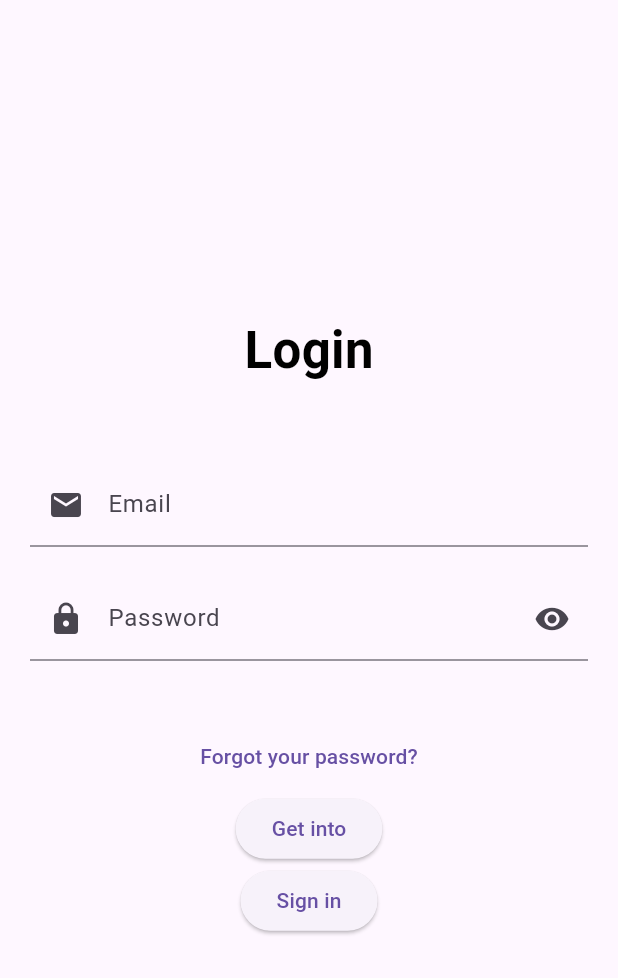
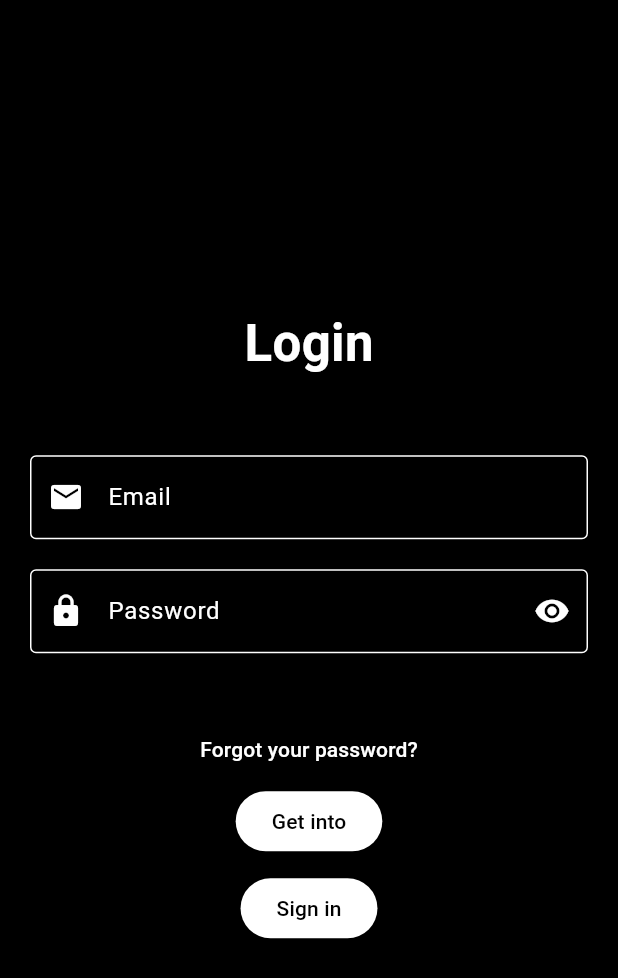
Before and after one commit to Matiasoxx/park_waze, a Flutter app: the screen it shows after launch, on a phone screen of 412 x 824 dp. Shown: the top 978 px of the screen. Run offline on Flutter 3.47's test engine with Material 3 defaults, Android fonts, the phone set to English and light mode, and no system bars; drawn by our look-alikes of flutter_animate; our stand-ins replace cloud_firestore, firebase_auth, firebase_core, firebase_messaging, firebase_storage, google_fonts and 3 more; accounts and stored records are empty.

Commit message:
14vo commit antes del desastre

```diff
--- a/lib/app/presentacion/pages/login/login_view.dart
+++ b/lib/app/presentacion/pages/login/login_view.dart
@@ -109,6 +109,7 @@ class _LoginViewState extends State<LoginView> {
   @override
   Widget build(BuildContext context) {
     return Scaffold(
+      backgroundColor: Colors.black,
       body: Center(
         child: SingleChildScrollView(
           padding: const EdgeInsets.all(20),
@@ -123,7 +124,7 @@ class _LoginViewState extends State<LoginView> {
                   child: Text(
                     S.of(context).bLogin,
                     style: const TextStyle(
-                      color: Colors.black,
+                      color: Colors.white,
                       fontSize: 34.0, // Tamaño de la fuente
                       fontWeight: FontWeight.bold, // Grosor de la fuente
                     ),
@@ -137,8 +138,19 @@ class _LoginViewState extends State<LoginView> {
                   focusNode: _emailFocusNode,
                   decoration: InputDecoration(
                     labelText: S.of(context).lCorreo,
-                    prefixIcon: const Icon(Icons.email),
+                    labelStyle: const TextStyle(color: Colors.white),
+                    prefixIcon: const Icon(Icons.email, color: Colors.white),
+                    enabledBorder: const OutlineInputBorder(
+                      borderSide: BorderSide(color: Colors.white),
+                    ),
+                    focusedBorder: const OutlineInputBorder(
+                      borderSide: BorderSide(color: Colors.white),
+                    ),
+                    border: const OutlineInputBorder(
+                      borderSide: BorderSide(color: Colors.white),
+                    ),
                   ),
+                  style: const TextStyle(color: Colors.white),
                   keyboardType: TextInputType.emailAddress,
                   onChanged: (value) {
                     if (_emailController.text != value.replaceAll(' ', '')) {
@@ -163,17 +175,30 @@ class _LoginViewState extends State<LoginView> {
                   focusNode: _passFocusNode,
                   decoration: InputDecoration(
                     labelText: S.of(context).lContra,
-                    prefixIcon: const Icon(Icons.lock),
+                    labelStyle: const TextStyle(color: Colors.white),
+                    prefixIcon: const Icon(Icons.lock, color: Colors.white),
                     suffixIcon: IconButton(
                       icon: Icon(
-                          _isObscure ? Icons.visibility : Icons.visibility_off),
+                        _isObscure ? Icons.visibility : Icons.visibility_off,
+                        color: Colors.white,
+                      ),
                       onPressed: () {
                         setState(() {
                           _isObscure = !_isObscure;
                         });
                       },
                     ),
+                    enabledBorder: const OutlineInputBorder(
+                      borderSide: BorderSide(color: Colors.white),
+                    ),
+                    focusedBorder: const OutlineInputBorder(
+                      borderSide: BorderSide(color: Colors.white),
+                    ),
+                    border: const OutlineInputBorder(
+                      borderSide: BorderSide(color: Colors.white),
+                    ),
                   ),
+                  style: const TextStyle(color: Colors.white),
                   onChanged: (value) {
                     _passController.text = value.replaceAll(' ', '');
                     _passController.selection = TextSelection.fromPosition(
@@ -190,18 +215,31 @@ class _LoginViewState extends State<LoginView> {
                 ),
                 const SizedBox(height: 40),
                 TextButton(
-                    onPressed: () {
-                      Navigator.pushNamed(context, '/reset-pass');
-                    },
-                    child: Text(S.of(context).forgotPassw)),
+                  onPressed: () {
+                    Navigator.pushNamed(context, '/reset-pass');
+                  },
+                  child: Text(
+                    S.of(context).forgotPassw,
+                    style: const TextStyle(color: Colors.white),
+                  ),
+                ),
                 ElevatedButton(
+                  style: ElevatedButton.styleFrom(
+                    foregroundColor: Colors.black,
+                    backgroundColor: Colors.white, // Text color
+                  ),
                   onPressed: () {
                     onFormLogin(
                         _emailController.text, _passController.text, context);
                   },
                   child: Text(S.of(context).ingresar),
                 ),
+                const SizedBox(height: 10),
                 ElevatedButton(
+                  style: ElevatedButton.styleFrom(
+                    foregroundColor: Colors.black,
+                    backgroundColor: Colors.white, // Text color
+                  ),
                   onPressed: () {
                     Navigator.pushNamed(context, "/sign-in");
                   },
--- a/lib/app/presentacion/vistasusuario/simularMontoview.dart
+++ b/lib/app/presentacion/vistasusuario/simularMontoview.dart
@@ -1,5 +1,6 @@
 import 'package:flutter/material.dart';
 import 'package:intl/intl.dart';
+import 'package:park_waze/generated/l10n.dart';
 
 class SimularMontoView extends StatefulWidget {
   const SimularMontoView({super.key});
@@ -92,8 +93,9 @@ class _SimularMontoViewState extends State<SimularMontoView> {
     return Scaffold(
       backgroundColor: Colors.black,
       appBar: AppBar(
-        title: const Center(
-            child: Text('Tarifa', style: TextStyle(color: Colors.white))),
+        title: Center(
+            child: Text(S.of(context).tarif,
+                style: const TextStyle(color: Colors.white))),
         backgroundColor: Colors.black,
         elevation: 0,
       ),
--- a/lib/l10n/intl_en.arb
+++ b/lib/l10n/intl_en.arb
@@ -65,5 +65,7 @@
     "deletAcc":"Delete account",
 
     "fullNam":"Full Name",
-    "edad":"Age"
+    "edad":"Age",
+
+    "tarif":"Price"
 }
--- a/lib/l10n/intl_es.arb
+++ b/lib/l10n/intl_es.arb
@@ -65,7 +65,9 @@
     "deletAcc":"Eliminar cuenta",
 
     "fullNam":"Nombre Completo",
-    "edad":"Edad"
+    "edad":"Edad",
+
+    "tarif":"Tarifa"
 
 
 }
```
Also changed, not shown: lib/generated/intl/messages_en.dart, lib/generated/intl/messages_es.dart, lib/generated/l10n.dart.
